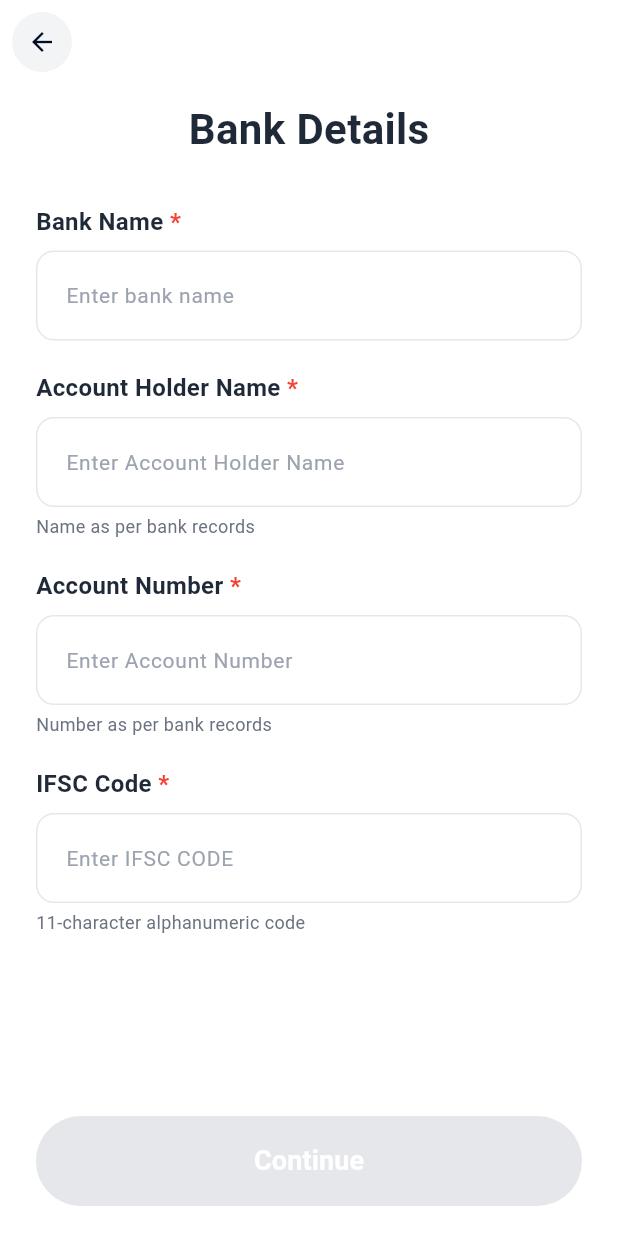
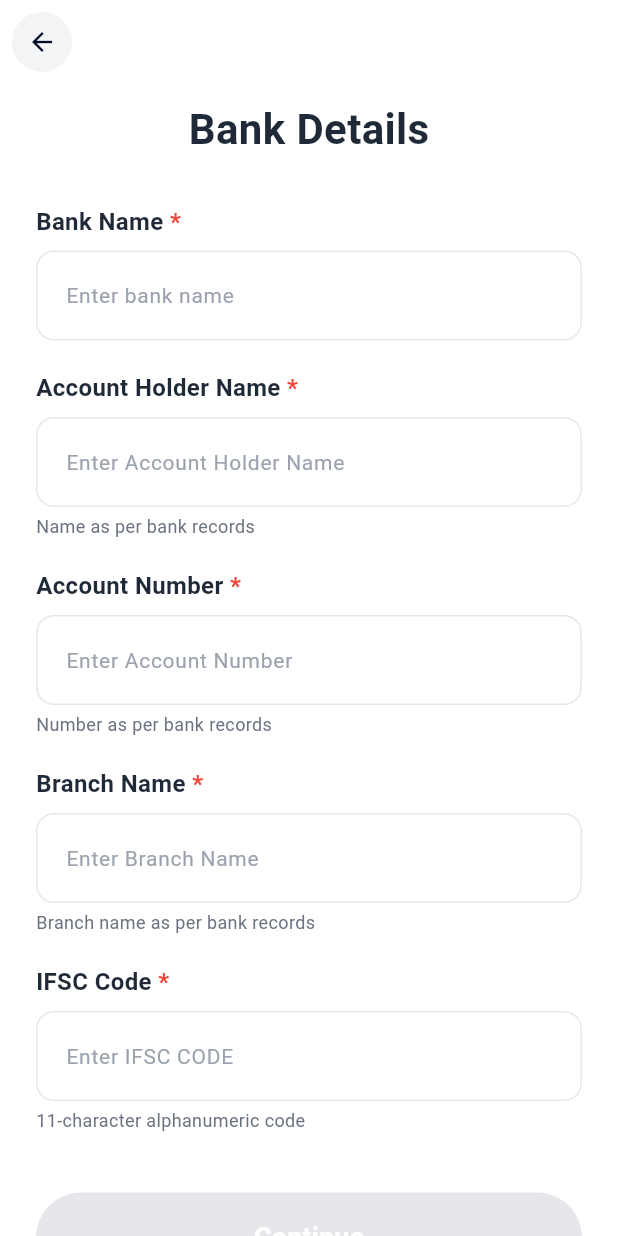
Before and after one commit to hemachandransairam/winkworker, a Flutter app: the BankDetailsScreen screen opened directly, on a phone screen of 412 x 824 dp. Run offline on Flutter 3.47's test engine with Material 3 defaults, Android fonts, the phone set to English and light mode, and no system bars; our stand-ins replace device_preview, image_picker, shared_preferences, supabase_flutter; accounts and stored records are empty.

Commit message:
added bank branch name in bank details

```diff
--- a/lib/screens/bank_details_screen.dart
+++ b/lib/screens/bank_details_screen.dart
@@ -13,6 +13,7 @@ class _BankDetailsScreenState extends State<BankDetailsScreen> {
   final _bankNameController = TextEditingController();
   final _holderNameController = TextEditingController();
   final _accountController = TextEditingController();
+  final _branchNameController = TextEditingController();
   final _ifscController = TextEditingController();
   bool _isFormValid = false;
 
@@ -22,6 +23,7 @@ class _BankDetailsScreenState extends State<BankDetailsScreen> {
           _bankNameController.text.trim().isNotEmpty &&
           _holderNameController.text.trim().isNotEmpty &&
           _accountController.text.trim().isNotEmpty &&
+          _branchNameController.text.trim().isNotEmpty &&
           _ifscController.text.trim().isNotEmpty;
     });
   }
@@ -64,6 +66,7 @@ class _BankDetailsScreenState extends State<BankDetailsScreen> {
     _bankNameController.dispose();
     _holderNameController.dispose();
     _accountController.dispose();
+    _branchNameController.dispose();
     _ifscController.dispose();
     super.dispose();
   }
@@ -221,6 +224,15 @@ class _BankDetailsScreenState extends State<BankDetailsScreen> {
                           ),
                           _buildHelperText("Number as per bank records"),
                           const SizedBox(height: 20),
+                          _buildLabel("Branch Name"),
+                          const SizedBox(height: 8),
+                          _buildTextField(
+                            _branchNameController,
+                            "Enter Branch Name",
+                            onChanged: (_) => _validateForm(),
+                          ),
+                          _buildHelperText("Branch name as per bank records"),
+                          const SizedBox(height: 20),
                           _buildLabel("IFSC Code"),
                           const SizedBox(height: 8),
                           _buildTextField(
@@ -247,6 +259,9 @@ class _BankDetailsScreenState extends State<BankDetailsScreen> {
                                                     .trim(),
                                             'account_number':
                                                 _accountController.text.trim(),
+                                            'branch_name':
+                                                _branchNameController.text
+                                                    .trim(),
                                             'ifsc_code':
                                                 _ifscController.text.trim(),
                                           });
```
